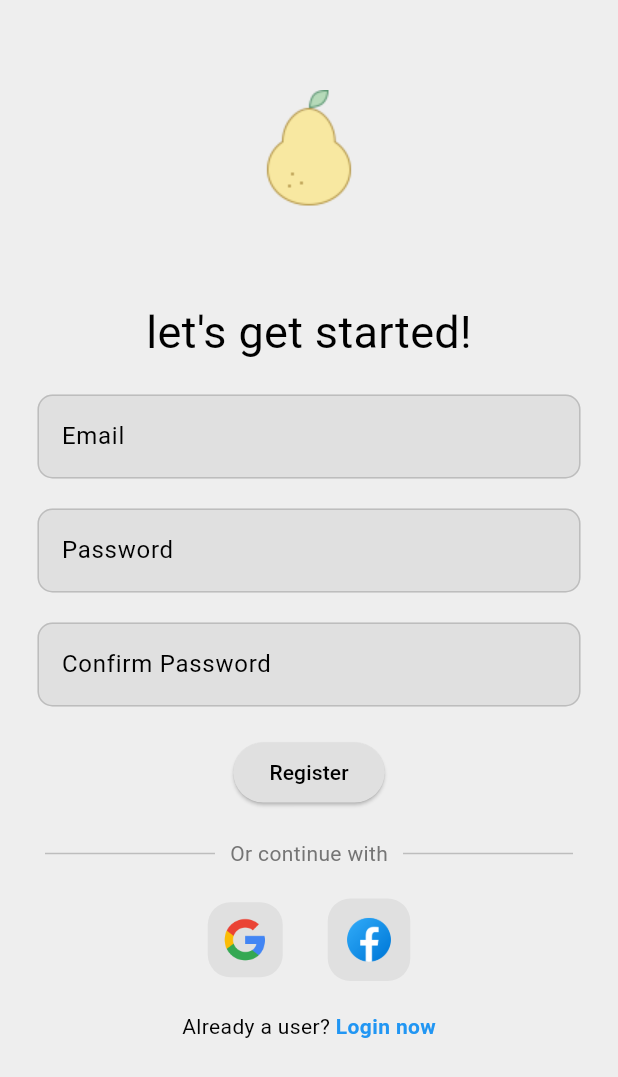
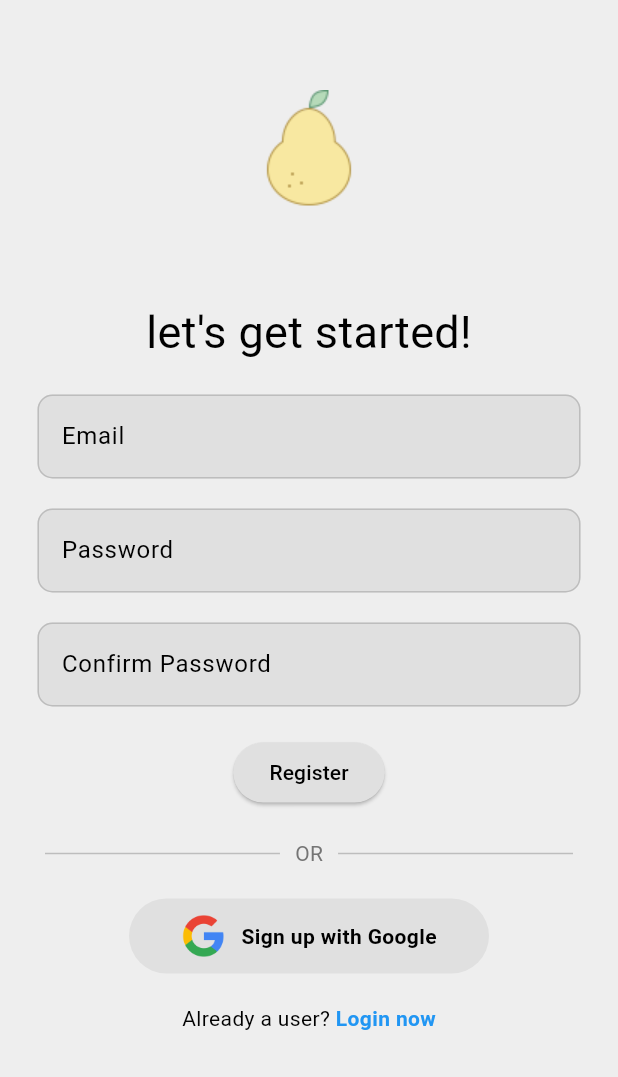
Before and after one commit to mahima-manik/flutter-starter-kit, a Flutter app: the screen it shows after launch, after a tap on "Sign up", on a phone screen of 412 x 824 dp. Shown: the top 1077 px of the screen. Run offline on Flutter 3.47's test engine with Material 3 defaults, Android fonts, the phone set to English and light mode, and no system bars; our stand-ins replace cloud_firestore, firebase_auth, firebase_core, firebase_storage, flutter_dotenv, google_sign_in and 1 more; missing offline and left inert: flutter_stripe; accounts and stored records are empty.

Commit message:
Change login button design

```diff
--- /dev/null
+++ b/lib/src/components/social_login.dart
@@ -0,0 +1,49 @@
+import 'package:flutter/material.dart';
+
+class SocialLoginButton extends StatelessWidget {
+  final String assetPath;
+  final String text;
+  final VoidCallback onTap;
+
+  const SocialLoginButton({
+    Key? key,
+    required this.assetPath,
+    required this.text,
+    required this.onTap,
+  }) : super(key: key);
+
+  @override
+  Widget build(BuildContext context) {
+    return GestureDetector(
+      onTap: onTap,
+      child: Container(
+        padding: const EdgeInsets.all(10),
+        decoration: BoxDecoration(
+          borderRadius: BorderRadius.circular(25),
+          color: Theme.of(context).colorScheme.surface,
+        ),
+        child: SizedBox(
+          width: 220,
+          child: Row(
+            mainAxisAlignment: MainAxisAlignment.center,
+            children: [
+              Image.asset(
+                assetPath,
+                width: 30,
+                height: 30,
+              ),
+              const SizedBox(width: 10),
+              Text(
+                text,
+                style: TextStyle(
+                  color: Theme.of(context).colorScheme.onSurface,
+                  fontWeight: FontWeight.bold,
+                ),
+              ),
+            ],
+          ),
+        ),
+      ),
+    );
+  }
+}
--- a/lib/src/pages/login_page.dart
+++ b/lib/src/pages/login_page.dart
@@ -4,6 +4,7 @@ import 'package:provider/provider.dart';
 
 import '../providers/auth_provider.dart';
 import '../components/alert_dialog.dart';
+import '../components/social_login.dart';
 import '../components/text_field.dart';
 import 'auth_page.dart';
 import 'register_page.dart';
@@ -174,7 +175,7 @@ class _LoginPageState extends State<LoginPage> {
                       ),
                     ),
                     const SizedBox(width: 10),
-                    Text('Or continue with', style: TextStyle(color: Theme.of(context).colorScheme.primary),),
+                    Text('OR', style: TextStyle(color: Theme.of(context).colorScheme.primary),),
                     const SizedBox(width: 10),
                     Expanded(
                       child: Divider(
@@ -185,30 +186,12 @@ class _LoginPageState extends State<LoginPage> {
                   ],
                 ),
               ),
-              Row(
-                mainAxisAlignment: MainAxisAlignment.center,
+              Column(
                 children: [
-                  GestureDetector(
-                    onTap: () => signInWithGoogle(),
-                    child: Container(
-                      padding: const EdgeInsets.all(10),
-                      decoration: BoxDecoration(borderRadius: BorderRadius.circular(15), color: Theme.of(context).colorScheme.surface),
-                      child: Image.asset(
-                        'assets/images/google-logo.png',
-                        width: 30,
-                        height: 30,
-                      ),
-                    ),
-                  ),
-                  const SizedBox(width: 30),
-                  Container(
-                    padding: const EdgeInsets.all(10),
-                    decoration: BoxDecoration(borderRadius: BorderRadius.circular(15), color: Theme.of(context).colorScheme.surface),
-                    child: Image.asset(
-                      'assets/images/facebook-logo.png',
-                      width: 35,
-                      height: 35,
-                    ),
+                  SocialLoginButton(
+                    assetPath: 'assets/images/google-logo.png',
+                    text: 'Sign in with Google',
+                    onTap: () => signInWithGoogle()
                   ),
                 ],
               ),
--- a/lib/src/pages/register_page.dart
+++ b/lib/src/pages/register_page.dart
@@ -2,6 +2,7 @@ import 'package:firebase_auth/firebase_auth.dart';
 import 'package:flutter/material.dart';
 import 'package:provider/provider.dart';
 
+import '../components/social_login.dart';
 import '../providers/auth_provider.dart';
 import '../components/alert_dialog.dart';
 import '../components/text_field.dart';
@@ -153,7 +154,7 @@ class _RegisterPageState extends State<RegisterPage> {
               FormTextField(
                 controller: confirmPasswordController,
                 label: 'Confirm Password',
-                hintText: 'Reenter password',
+                hintText: 'Re-enter password',
                 obscureText: true,
                 keyboardType: TextInputType.text,
               ),
@@ -174,7 +175,7 @@ class _RegisterPageState extends State<RegisterPage> {
                       ),
                     ),
                     const SizedBox(width: 10),
-                    Text('Or continue with', style: TextStyle(color: Theme.of(context).colorScheme.primary),),
+                    Text('OR', style: TextStyle(color: Theme.of(context).colorScheme.primary),),
                     const SizedBox(width: 10),
                     Expanded(
                       child: Divider(
@@ -185,30 +186,13 @@ class _RegisterPageState extends State<RegisterPage> {
                   ],
                 ),
               ),
-              Row(
+              Column(
                 mainAxisAlignment: MainAxisAlignment.center,
                 children: [
-                  GestureDetector(
-                    onTap: () => signInWithGoogle(),
-                    child: Container(
-                      padding: const EdgeInsets.all(10),
-                      decoration: BoxDecoration(borderRadius: BorderRadius.circular(15), color: Theme.of(context).colorScheme.surface),
-                      child: Image.asset(
-                        'assets/images/google-logo.png',
-                        width: 30,
-                        height: 30,
-                      ),
-                    ),
-                  ),
-                  const SizedBox(width: 30),
-                  Container(
-                    padding: const EdgeInsets.all(10),
-                    decoration: BoxDecoration(borderRadius: BorderRadius.circular(15), color: Theme.of(context).colorScheme.surface),
-                    child: Image.asset(
-                      'assets/images/facebook-logo.png',
-                      width: 35,
-                      height: 35,
-                    ),
+                  SocialLoginButton(
+                    assetPath: 'assets/images/google-logo.png',
+                    text: 'Sign up with Google',
+                    onTap: () => signInWithGoogle()
                   ),
                 ],
               ),
```
Also changed, not shown: firebase.json.
